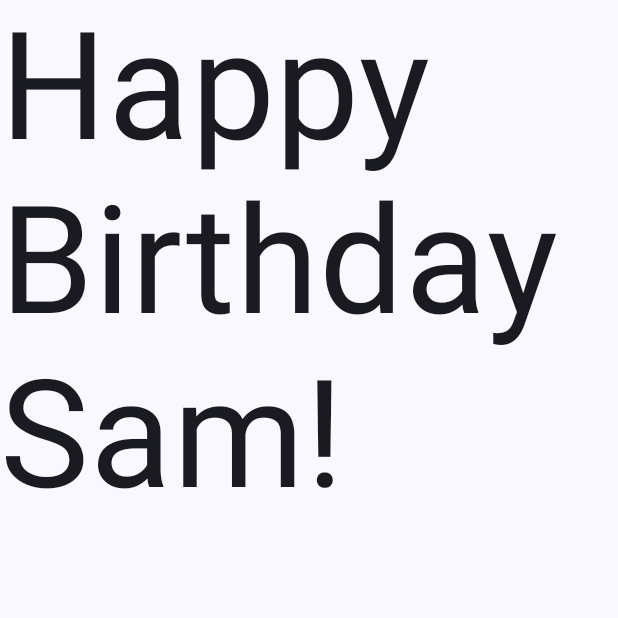
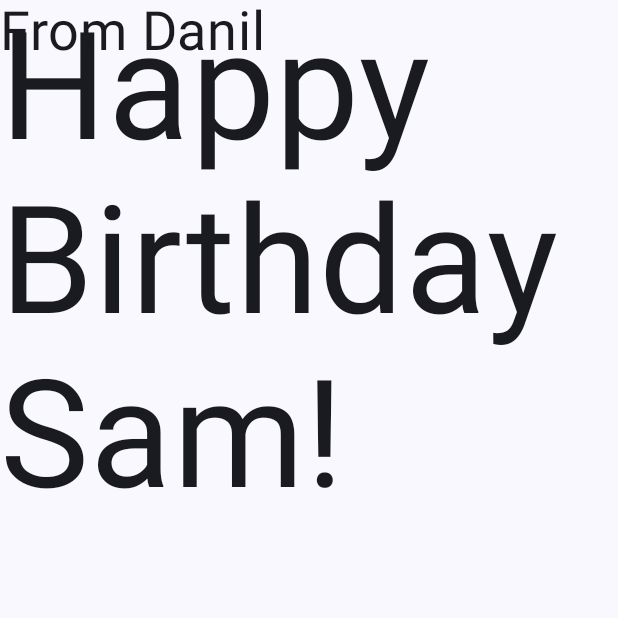
Before and after one commit to denlak77/MobileSystem-, an Android app built with Jetpack Compose: the screen it shows after launch (MainActivity), on a phone screen of 412 x 824 dp, the top half of it. Run offline under Robolectric (Android 15) with nearby library versions, the phone set to English and light mode, and no system bars.

Commit message:
add new text element

```diff
--- a/Unit 1/HappyBirthday/app/src/main/java/com/example/happybirthday/MainActivity.kt
+++ b/Unit 1/HappyBirthday/app/src/main/java/com/example/happybirthday/MainActivity.kt
@@ -12,6 +12,8 @@ import androidx.compose.ui.Modifier
 import androidx.compose.ui.tooling.preview.Preview
 import com.example.happybirthday.ui.theme.HappyBirthdayTheme
 import androidx.compose.ui.unit.sp
+import androidx.compose.ui.util.doubleFromBits
+
 class MainActivity : ComponentActivity() {
     override fun onCreate(savedInstanceState: Bundle?) {
         super.onCreate(savedInstanceState)
@@ -22,7 +24,7 @@ class MainActivity : ComponentActivity() {
                     modifier = Modifier.fillMaxSize(),
                     color = MaterialTheme.colorScheme.background
                 ) {
-                    GreetingText(message = "Happy Birthday Sam!")
+                    GreetingText(message = "Happy Birthday Sam!", from = "From Danil")
                 }
             }
         }
@@ -30,11 +32,15 @@ class MainActivity : ComponentActivity() {
 }
 
 @Composable
-fun GreetingText(message: String, modifier: Modifier = Modifier) {
+fun GreetingText(message: String, from: String, modifier: Modifier = Modifier) {
     Text(
         text = message,
         fontSize = 100.sp,
         lineHeight = 116.sp,
+    )
+    Text(
+        text = from,
+        fontSize = 36.sp,
     )
 }
 
@@ -42,6 +48,6 @@ fun GreetingText(message: String, modifier: Modifier = Modifier) {
 @Composable
 fun BirthdayCardPreview() {
     HappyBirthdayTheme {
-        GreetingText(message = "Happy Birthday Sam!")
+        GreetingText(message = "Happy Birthday Sam!", from = "From Danil")
     }
 }
```
